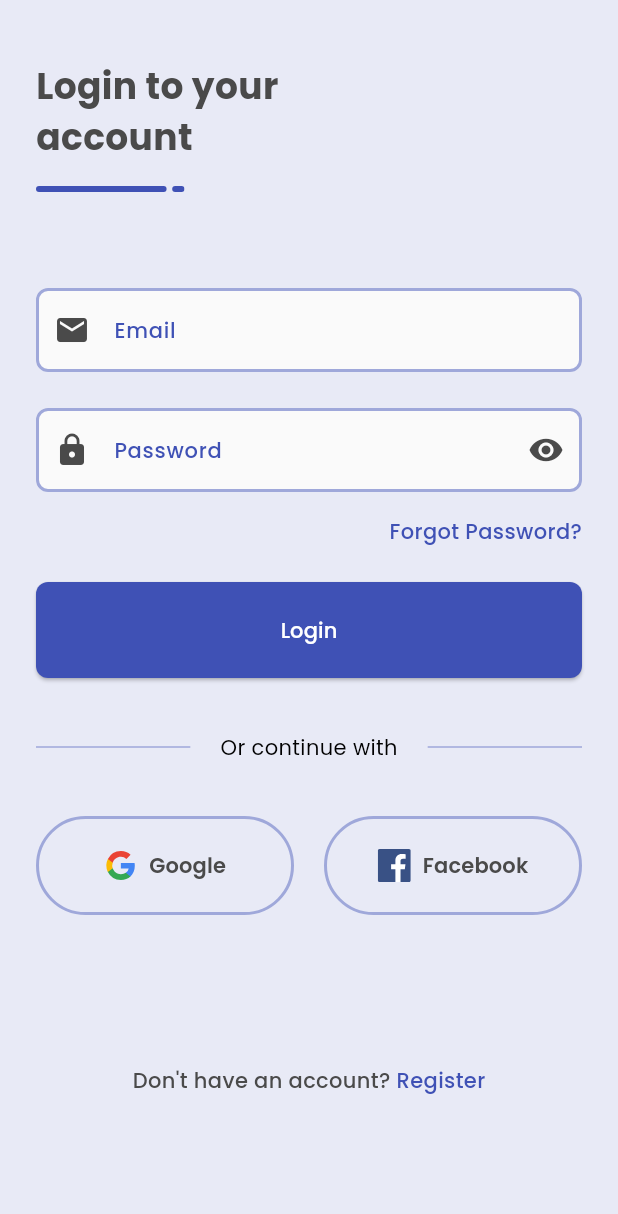
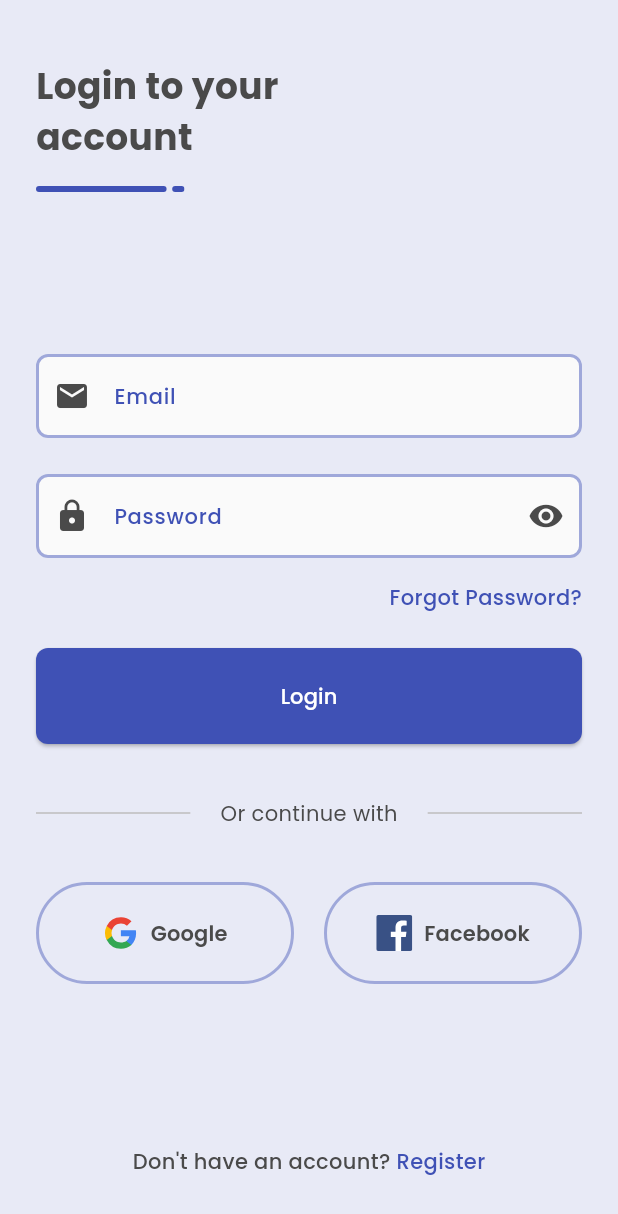
Before and after one commit to wachidamirul/shoes_shop_pos, a Flutter app: the screen it shows after launch, on a phone screen of 412 x 824 dp. Shown: the top 1214 px of the screen. Run offline on Flutter 3.47's test engine with Material 3 defaults, Android fonts, the light colour scheme and no system bars; our stand-ins replace flutter_svg, get, get_storage, lottie.

Commit message:
refactor: change button and form components

```diff
--- a/lib/app/modules/home/views/home_view.dart
+++ b/lib/app/modules/home/views/home_view.dart
@@ -30,7 +30,8 @@ class HomeView extends GetView<HomeController> {
           color: Theme.of(context).colorScheme.primary,
           child: MyButton(
             color: Theme.of(context).colorScheme.secondary,
-            onTap: themeController.toggleTheme,
+            onPressed: themeController.toggleTheme,
+            label: 'Toggle Theme',
           ),
         ),
       ),
--- a/lib/app/modules/login/views/login_view.dart
+++ b/lib/app/modules/login/views/login_view.dart
@@ -2,12 +2,10 @@ import 'package:flutter/material.dart';
 import 'package:flutter_svg/flutter_svg.dart';
 
 import 'package:get/get.dart';
-import 'package:lottie/lottie.dart';
-import 'package:shoes_shop_pos/app/theme/app_theme.dart';
 import 'package:shoes_shop_pos/app/theme/color_theme.dart';
 import 'package:shoes_shop_pos/app/theme/font_theme.dart';
 import 'package:shoes_shop_pos/app/widgets/button.dart';
-import 'package:shoes_shop_pos/app/widgets/textfield.dart';
+import 'package:shoes_shop_pos/app/widgets/iconbutton.dart';
 import 'package:shoes_shop_pos/app/widgets/textform.dart';
 
 import '../controllers/login_controller.dart';
@@ -22,9 +20,11 @@ class LoginView extends GetView<LoginController> {
       body: GetBuilder<LoginController>(
         builder:
             (c) => Padding(
-              padding: EdgeInsets.fromLTRB(24.0, 40.0, 24.0, 0),
+              padding: EdgeInsets.fromLTRB(24, 40, 24, 40),
               child: Column(
-                crossAxisAlignment: CrossAxisAlignment.start,
+                mainAxisSize: MainAxisSize.max,
+                mainAxisAlignment: MainAxisAlignment.spaceBetween,
+                crossAxisAlignment: CrossAxisAlignment.stretch,
                 children: [
                   Column(
                     crossAxisAlignment: CrossAxisAlignment.start,
@@ -36,7 +36,7 @@ class LoginView extends GetView<LoginController> {
                           color: ColorTheme.darkGray,
                         ),
                       ),
-                      SizedBox(height: 16),
+                      const SizedBox(height: 16),
                       SvgPicture.asset(
                         'assets/vectors/line.svg',
                         width: 99,
@@ -44,11 +44,14 @@ class LoginView extends GetView<LoginController> {
                       ),
                     ],
                   ),
-                  SizedBox(height: 64),
+
                   Column(
+                    children: [
+                      Form(
+                        child: Column(
                           crossAxisAlignment: CrossAxisAlignment.end,
                           children: [
-                      MyTextfield(
+                            MyTextForm(
                               labelText: 'Email',
                               hintText: 'Email',
                               prefixIcon: Icon(
@@ -57,8 +60,8 @@ class LoginView extends GetView<LoginController> {
                               ),
                               controller: c.emailController,
                             ),
-                      SizedBox(height: 24),
-                      MyTextfield(
+                            const SizedBox(height: 24),
+                            MyTextForm(
                               labelText: 'Password',
                               hintText: 'Password',
                               obscureText: c.isObscure,
@@ -80,7 +83,7 @@ class LoginView extends GetView<LoginController> {
                               ),
                               controller: c.passwordController,
                             ),
-                      SizedBox(height: 16),
+                            const SizedBox(height: 16),
                             GestureDetector(
                               onTap: () {},
                               child: Text(
@@ -91,107 +94,59 @@ class LoginView extends GetView<LoginController> {
                                 ),
                               ),
                             ),
-                    ],
-                  ),
-                  SizedBox(height: 24),
-                  ElevatedButton(
+                            const SizedBox(height: 24),
+                            MyButton(
                               onPressed: () {},
-                    style: ElevatedButton.styleFrom(
-                      backgroundColor: Colors.indigo.shade500,
-                      padding: EdgeInsets.symmetric(
-                        horizontal: 100,
-                        vertical: 22,
-                      ),
-                      shape: RoundedRectangleBorder(
-                        borderRadius: BorderRadius.circular(8),
-                      ),
-                    ),
-                    child: Row(
-                      mainAxisAlignment: MainAxisAlignment.center,
-                      children: [
-                        Text(
-                          "Login",
-                          style: FontTheme.medium.copyWith(
-                            fontSize: 14,
-                            color: Colors.white,
-                          ),
+                              color: Colors.indigo.shade500,
+                              label: "Login",
                             ),
                           ],
                         ),
                       ),
-                  SizedBox(height: 36),
+
+                      const SizedBox(height: 36),
                       Row(
                         children: [
-                      Expanded(child: Divider(color: Colors.indigo.shade200)),
+                          Expanded(child: Divider(color: Colors.grey.shade400)),
                           Padding(
                             padding: const EdgeInsets.symmetric(horizontal: 20),
                             child: Text(
                               'Or continue with',
                               style: FontTheme.regular.copyWith(
-                            color: Colors.black,
+                                color: ColorTheme.darkGray,
                               ),
                             ),
                           ),
-                      Expanded(child: Divider(color: Colors.indigo.shade200)),
+                          Expanded(child: Divider(color: Colors.grey.shade400)),
                         ],
                       ),
-                  SizedBox(height: 36),
+                      const SizedBox(height: 36),
                       Row(
                         children: [
-                      Expanded(
-                        child: OutlinedButton.icon(
+                          MyIconButton(
                             onPressed: () {},
+                            label: 'Google',
                             icon: SvgPicture.asset(
                               'assets/vectors/google.svg',
-                            width: 22,
-                          ),
-                          label: Text(
-                            "Google",
-                            style: FontTheme.semibold.copyWith(
-                              color: ColorTheme.darkGray,
-                            ),
-                          ),
-                          style: OutlinedButton.styleFrom(
-                            side: BorderSide(
-                              color: Colors.indigo.shade200,
-                              width: 2,
-                            ),
-                            padding: EdgeInsets.symmetric(
-                              horizontal: 20,
-                              vertical: 22,
-                            ),
-                          ),
+                              width: 24,
+                              height: 24,
                             ),
                           ),
                           const SizedBox(width: 20),
-                      Expanded(
-                        child: OutlinedButton.icon(
+                          MyIconButton(
                             onPressed: () {},
+                            label: 'Facebook',
                             icon: SvgPicture.asset(
                               'assets/vectors/facebook.svg',
-                            width: 22,
-                          ),
-                          label: Text(
-                            "Facebook",
-                            style: FontTheme.semibold.copyWith(
-                              color: ColorTheme.darkGray,
-                            ),
-                          ),
-                          style: OutlinedButton.styleFrom(
-                            side: BorderSide(
-                              color: Colors.indigo.shade200,
-                              width: 2,
-                            ),
-                            padding: EdgeInsets.symmetric(
-                              horizontal: 20,
-                              vertical: 22,
-                            ),
-                          ),
+                              width: 24,
+                              height: 24,
                             ),
                           ),
                         ],
                       ),
-                  SizedBox(height: 100),
+                    ],
+                  ),
+
                   Row(
                     mainAxisAlignment: MainAxisAlignment.center,
                     children: [
--- a/lib/app/widgets/button.dart
+++ b/lib/app/widgets/button.dart
@@ -1,20 +1,35 @@
 import 'package:flutter/material.dart';
+import 'package:shoes_shop_pos/app/theme/font_theme.dart';
 
 class MyButton extends StatelessWidget {
-  final Color? color;
-  final VoidCallback? onTap;
-  const MyButton({super.key, required this.color, required this.onTap});
+  final VoidCallback onPressed;
+  final Color color;
+  final String label;
+  const MyButton({
+    super.key,
+    required this.color,
+    required this.onPressed,
+    required this.label,
+  });
 
   @override
   Widget build(BuildContext context) {
     return ElevatedButton(
-      onPressed: onTap,
+      onPressed: onPressed,
       style: ElevatedButton.styleFrom(
         backgroundColor: color,
+        padding: EdgeInsets.symmetric(horizontal: 100, vertical: 22),
         shape: RoundedRectangleBorder(borderRadius: BorderRadius.circular(8)),
-        padding: const EdgeInsets.symmetric(horizontal: 20, vertical: 10),
       ),
-      child: Text('TAP', style: Theme.of(context).textTheme.bodyMedium),
+      child: Row(
+        mainAxisAlignment: MainAxisAlignment.center,
+        children: [
+          Text(
+            label,
+            style: FontTheme.medium.copyWith(fontSize: 14, color: Colors.white),
+          ),
+        ],
+      ),
     );
   }
 }
--- /dev/null
+++ b/lib/app/widgets/iconbutton.dart
@@ -0,0 +1,40 @@
+import 'package:flutter/material.dart';
+import 'package:shoes_shop_pos/app/theme/color_theme.dart';
+import 'package:shoes_shop_pos/app/theme/font_theme.dart';
+
+class MyIconButton extends StatelessWidget {
+  final String label;
+  final TextStyle? labelStyle;
+  final Widget icon;
+  final VoidCallback onPressed;
+  const MyIconButton({
+    super.key,
+    required this.label,
+    this.labelStyle,
+    required this.icon,
+    required this.onPressed,
+  });
+
+  @override
+  Widget build(BuildContext context) {
+    return Expanded(
+      child: OutlinedButton.icon(
+        onPressed: onPressed,
+        icon: icon,
+        label: Text(
+          label,
+          style:
+              labelStyle ??
+              FontTheme.semibold.copyWith(
+                fontSize: 14,
+                color: ColorTheme.darkGray,
+              ),
+        ),
+        style: OutlinedButton.styleFrom(
+          side: BorderSide(color: Colors.indigo.shade200, width: 2),
+          padding: EdgeInsets.symmetric(horizontal: 20, vertical: 22),
+        ),
+      ),
+    );
+  }
+}
--- a/lib/app/widgets/textfield.dart
+++ b/lib/app/widgets/textfield.dart
@@ -2,30 +2,28 @@ import 'package:flutter/material.dart';
 import 'package:shoes_shop_pos/app/theme/font_theme.dart';
 
 class MyTextfield extends StatelessWidget {
-  final String hintText;
-  final bool obscureText;
-  final Widget suffixIcon;
-  final Widget prefixIcon;
   final TextEditingController controller;
   final String labelText;
+  final String hintText;
+  final Widget prefixIcon;
+  final Widget suffixIcon;
+  final bool obscureText;
 
   const MyTextfield({
     super.key,
-    this.hintText = '',
+    required this.controller,
+    required this.labelText,
+    required this.hintText,
+    required this.prefixIcon,
+    this.suffixIcon = const SizedBox(),
     this.obscureText = false,
-    this.suffixIcon = const SizedBox(),
-    required this.prefixIcon,
-    required this.controller,
-    this.labelText = '',
   });
 
   @override
   Widget build(BuildContext context) {
-    return Column(
-      children: [
-        TextField(
+    return TextField(
+      controller: controller,
       obscureText: obscureText,
-          controller: controller,
       decoration: InputDecoration(
         enabledBorder: OutlineInputBorder(
           borderSide: BorderSide(color: Colors.indigo.shade200, width: 2),
@@ -50,8 +48,6 @@ class MyTextfield extends StatelessWidget {
         prefixIcon: prefixIcon,
         suffixIcon: suffixIcon,
       ),
-        ),
-      ],
     );
   }
 }
--- a/lib/app/widgets/textform.dart
+++ b/lib/app/widgets/textform.dart
@@ -2,41 +2,51 @@ import 'package:flutter/material.dart';
 import 'package:shoes_shop_pos/app/theme/font_theme.dart';
 
 class MyTextForm extends StatelessWidget {
+  final TextEditingController controller;
+  final String labelText;
   final String hintText;
+  final Widget prefixIcon;
+  final Widget suffixIcon;
   final bool obscureText;
-  final Widget suffixIcon;
-  final Widget prefixIcon;
-  final TextEditingController controller;
 
   const MyTextForm({
     super.key,
+    required this.controller,
+    required this.labelText,
     required this.hintText,
+    required this.prefixIcon,
+    this.suffixIcon = const SizedBox(),
     this.obscureText = false,
-    required this.suffixIcon,
-    required this.prefixIcon,
-    required this.controller,
   });
 
   @override
   Widget build(BuildContext context) {
-    return Container(
-      decoration: BoxDecoration(
-        color: Color(0xfff1f1f5),
-        borderRadius: BorderRadius.circular(14.0),
-      ),
-      child: TextFormField(
+    return TextFormField(
       controller: controller,
       obscureText: obscureText,
       decoration: InputDecoration(
+        enabledBorder: OutlineInputBorder(
+          borderSide: BorderSide(color: Colors.indigo.shade200, width: 2),
+          borderRadius: BorderRadius.circular(8),
+        ),
+        focusedBorder: OutlineInputBorder(
+          borderSide: BorderSide(color: Colors.indigo.shade500, width: 2),
+          borderRadius: BorderRadius.circular(8),
+        ),
+        fillColor: Colors.grey.shade50,
+        filled: true,
+        labelText: labelText,
+        labelStyle: FontTheme.medium.copyWith(
+          fontSize: 14,
+          color: Colors.indigo.shade500,
+        ),
         hintText: hintText,
-          hintStyle: FontTheme.regular.copyWith(
+        hintStyle: FontTheme.medium.copyWith(
           fontSize: 14,
-            color: Color(0xffa1a1aa),
+          color: Colors.grey.shade500,
         ),
-          border: OutlineInputBorder(borderSide: BorderSide.none),
+        prefixIcon: prefixIcon,
         suffixIcon: suffixIcon,
-          prefixIcon: prefixIcon,
-        ),
       ),
     );
   }
```
Lines whose indentation alone changed are shown as unchanged.
